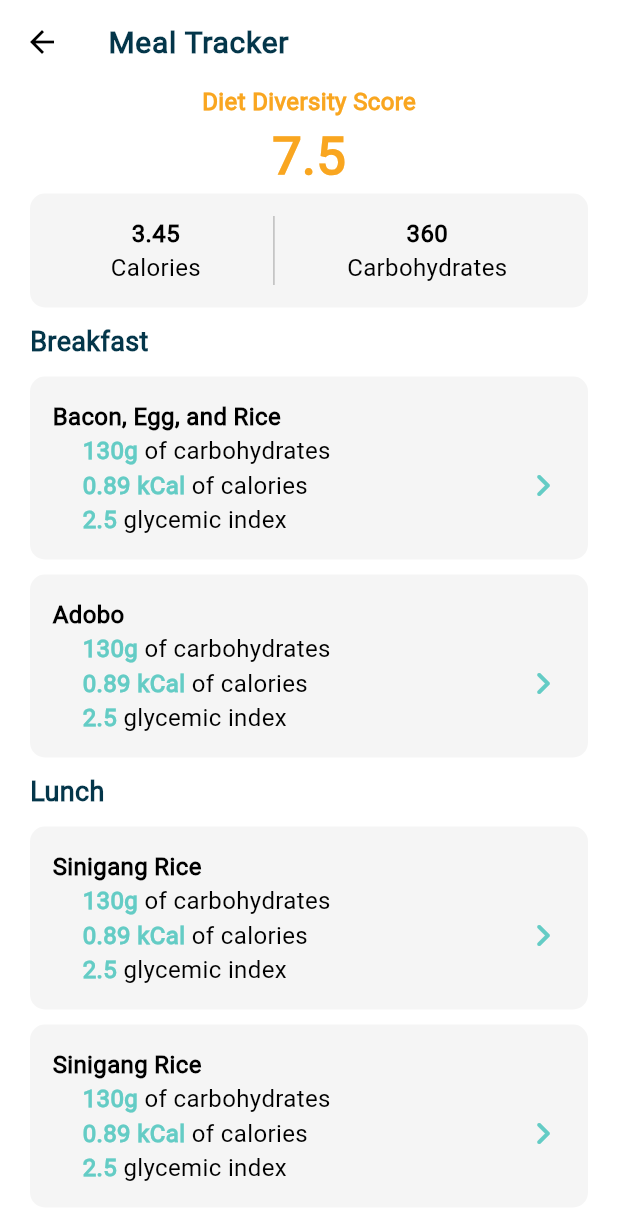
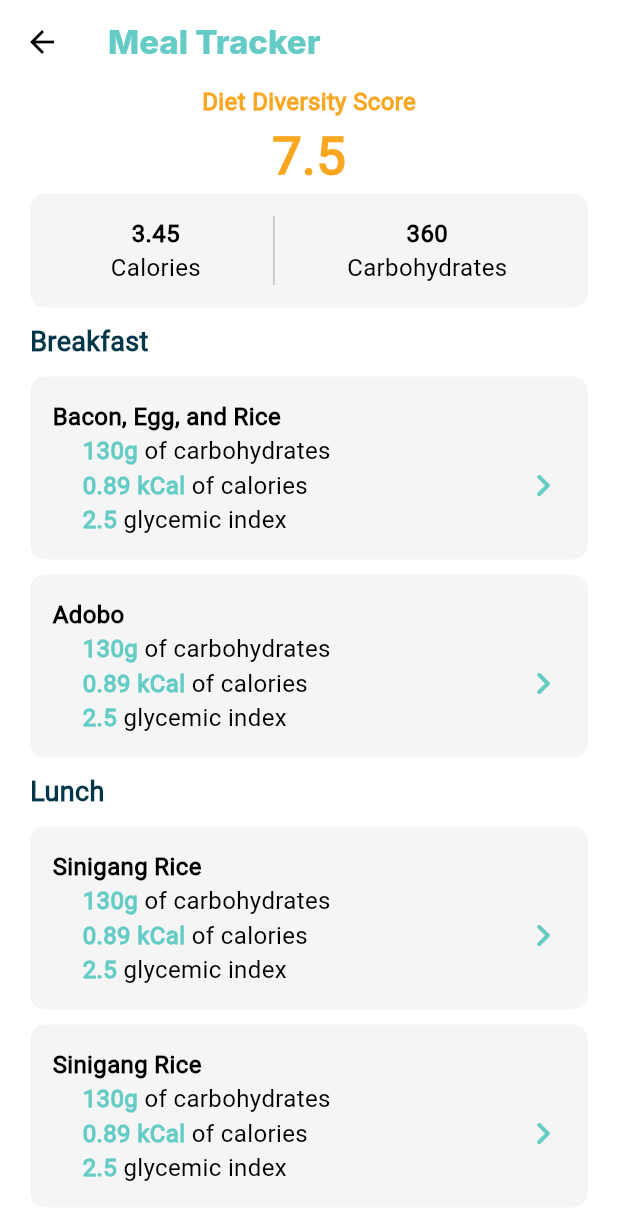
Before and after one commit to lbsomoson/diabuddy, a Flutter app: the MealTrackerScreen screen opened directly, on a phone screen of 412 x 824 dp. Shown: the top 1220 px of the screen. Run offline on Flutter 3.47's test engine with Material 3 defaults, Android fonts, the phone set to English and light mode, and no system bars; our stand-ins replace cloud_firestore, connectivity_plus, firebase_auth, firebase_core, fl_chart, flutter_onboarding_slider and 4 more; missing offline and left inert: gtext, semicircle_indicator, vertical_weight_slider, wheel_slider; accounts and stored records are empty; Roboto replaces fonts that are missing (Inter); project files that could hold a hidden picture were left out.

Commit message:
chore: style app bar title

```diff
--- a/lib/screens/camera.dart
+++ b/lib/screens/camera.dart
@@ -1,5 +1,6 @@
 import 'dart:io';
 import 'package:diabuddy/provider/auth_provider.dart';
+import 'package:diabuddy/widgets/appbar_title.dart';
 import 'package:flutter/material.dart';
 import 'package:image_picker/image_picker.dart';
 import 'package:provider/provider.dart';
@@ -44,14 +45,13 @@ class _CameraScreenState extends State<CameraScreen> {
     setState(() {
       path = '/$userId/uploads/$fileName';
     });
-    // print(path);
   }
 
   @override
   Widget build(BuildContext context) {
     return Scaffold(
       appBar: AppBar(
-        title: const Text('Camera Screen'),
+        title: const AppBarTitle(title: "Add Meal"),
       ),
       body: SingleChildScrollView(
         child: SafeArea(
@@ -67,7 +67,7 @@ class _CameraScreenState extends State<CameraScreen> {
                   child: selectedImage != null
                       ? Image.file(
                           selectedImage!,
-                          fit: BoxFit.cover,
+                          fit: BoxFit.fitHeight,
                         )
                       : Center(
                           child: Icon(
--- a/lib/screens/dashboard_screen.dart
+++ b/lib/screens/dashboard_screen.dart
@@ -1,4 +1,3 @@
-import 'package:cloud_firestore/cloud_firestore.dart';
 import 'package:diabuddy/api/meal_api.dart';
 import 'package:diabuddy/widgets/dashboard_widgets.dart';
 import 'package:diabuddy/widgets/semi_circle_progressbar.dart';
--- a/lib/screens/meal_tracker.dart
+++ b/lib/screens/meal_tracker.dart
@@ -1,5 +1,5 @@
+import 'package:diabuddy/widgets/appbar_title.dart';
 import 'package:diabuddy/widgets/meal_info.dart';
-import 'package:diabuddy/widgets/text.dart';
 import 'package:flutter/material.dart';
 
 class MealTrackerScreen extends StatefulWidget {
@@ -18,7 +18,7 @@ class _MealTrackerScreenState extends State<MealTrackerScreen> {
   Widget build(BuildContext context) {
     return Scaffold(
       appBar: AppBar(
-        title: const TextWidget(text: "Meal Tracker", style: 'bodyLarge'),
+        title: const AppBarTitle(title: "Meal Tracker"),
       ),
       body: SafeArea(
           child: SingleChildScrollView(
--- a/lib/screens/notification_screen.dart
+++ b/lib/screens/notification_screen.dart
@@ -1,5 +1,5 @@
+import 'package:diabuddy/widgets/appbar_title.dart';
 import 'package:diabuddy/widgets/card.dart';
-import 'package:diabuddy/widgets/text.dart';
 import 'package:flutter/material.dart';
 import 'package:font_awesome_flutter/font_awesome_flutter.dart';
 
@@ -34,8 +34,7 @@ class _NotificationScreenState extends State<NotificationScreen> {
     return SafeArea(
         child: Scaffold(
       appBar: AppBar(
-        title:
-            const TextWidget(text: "Notification Screen", style: 'bodyLarge'),
+        title: const AppBarTitle(title: "Notification Screen"),
         actions: [
           IconButton(
             iconSize: 30,
--- a/lib/screens/profile_screen.dart
+++ b/lib/screens/profile_screen.dart
@@ -1,4 +1,5 @@
 import 'package:diabuddy/provider/auth_provider.dart';
+import 'package:diabuddy/widgets/appbar_title.dart';
 import 'package:diabuddy/widgets/button.dart';
 import 'package:diabuddy/widgets/card.dart';
 import 'package:diabuddy/widgets/personal_info.dart';
@@ -331,7 +332,7 @@ class _ProfileScreenState extends State<ProfileScreen> {
   Widget build(BuildContext context) {
     return Scaffold(
         appBar: AppBar(
-          title: const TextWidget(text: "Profile", style: 'bodyLarge'),
+          title: const AppBarTitle(title: "Profile"),
         ),
         resizeToAvoidBottomInset: false,
         body: SingleChildScrollView(
--- /dev/null
+++ b/lib/widgets/appbar_title.dart
@@ -0,0 +1,18 @@
+import 'package:flutter/material.dart';
+
+class AppBarTitle extends StatelessWidget {
+  final String title;
+  const AppBarTitle({required this.title, super.key});
+
+  @override
+  Widget build(BuildContext context) {
+    return Text(
+      title,
+      style: TextStyle(
+          color: Theme.of(context).colorScheme.primary,
+          fontFamily: 'Inter',
+          fontWeight: FontWeight.w800,
+          fontSize: 22),
+    );
+  }
+}
```
